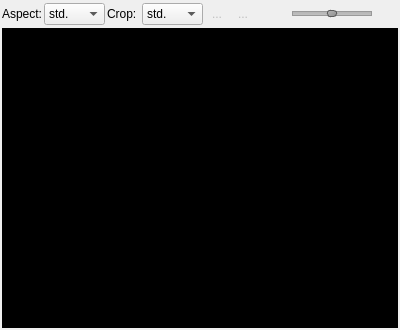
Above: branches/vlc-record-ws/forms/cplayer.ui from code-google-com/vlc-record before the change. Below: the same form after it.
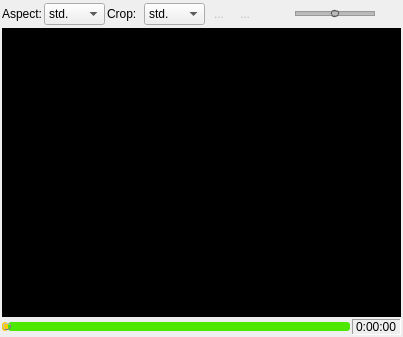
That is the form after the change. Icons and pictures are not drawn.

Commit message: - add global showinfo class

```diff
--- a/branches/vlc-record-ws/forms/cplayer.ui
+++ b/branches/vlc-record-ws/forms/cplayer.ui
@@ -6,14 +6,14 @@
    <rect>
     <x>0</x>
     <y>0</y>
-    <width>400</width>
-    <height>330</height>
+    <width>403</width>
+    <height>337</height>
    </rect>
   </property>
   <property name="windowTitle">
    <string>Form</string>
   </property>
-  <layout class="QVBoxLayout" name="verticalLayout" stretch="5,90">
+  <layout class="QVBoxLayout" name="verticalLayout" stretch="5,90,0">
    <property name="spacing">
     <number>2</number>
    </property>
@@ -187,9 +187,9 @@
  }
 
  QSlider::handle:horizontal {
-     background: qlineargradient(x1:0, y1:0, x2:1, y2:1, stop:0 #b4b4b4, stop:1 #8f8f8f);
+     background-color: qlineargradient(spread:pad, x1:0, y1:0, x2:0, y2:1, stop:0 #eee, 	stop:0.7 grey, stop:1 #dedede);
      border: 1px solid #5c5c5c;
-     width: 8px;
+     width: 6px;
      margin: -2px 0; /* handle is placed by default on the contents rect of the groove. Expand outside the groove */
      border-radius: 3px;
  }</string>
@@ -263,6 +263,68 @@
      </property>
     </widget>
    </item>
+   <item>
+    <layout class="QHBoxLayout" name="horizontalLayout">
+     <item>
+      <widget class="QSlider" name="posSlider">
+       <property name="maximumSize">
+        <size>
+         <width>16777215</width>
+         <height>16777215</height>
+        </size>
+       </property>
+       <property name="styleSheet">
+        <string notr="true">QSlider::groove:horizontal {
+     border: 1px solid #999999;
+     height: 3px; /* the groove expands to the size of the slider by default. by giving it a height, it has a fixed size */
+     margin: 2px 0;
+ }
+
+ QSlider::handle:horizontal {
+    background-color: qlineargradient(spread:pad, x1:0, y1:0, x2:0, y2:1, stop:0 #eee, 	stop:0.7 grey, stop:1 #dedede);
+     border: 1px outset gray;/* solid #5c5c5c; */
+     width: 6px;
+     margin: -2px 0; /* handle is placed by default on the contents rect of the groove. Expand outside the groove */
+     border-radius: 3px;
+ }
+
+QSlider::handle:horizontal:hover {
+      background-color: qlineargradient(spread:pad, x1:0, y1:0, x2:0, y2:1, stop:0 #eee, 	stop:0.7 #800, stop:1 #dedede);
+}
+
+QSlider::add-page:horizontal {
+   background: rgb(77, 231, 0);
+   border-radius: 3px;
+}
+
+QSlider::sub-page:horizontal {
+   background: #FFCC00;
+   border-radius: 3px;
+}</string>
+       </property>
+       <property name="maximum">
+        <number>1000</number>
+       </property>
+       <property name="orientation">
+        <enum>Qt::Horizontal</enum>
+       </property>
+      </widget>
+     </item>
+     <item>
+      <widget class="QLabel" name="labPos">
+       <property name="frameShape">
+        <enum>QFrame::Panel</enum>
+       </property>
+       <property name="frameShadow">
+        <enum>QFrame::Sunken</enum>
+       </property>
+       <property name="text">
+        <string>0:00:00</string>
+       </property>
+      </widget>
+     </item>
+    </layout>
+   </item>
   </layout>
  </widget>
  <resources>
```
The commit also changes 15 other files.
